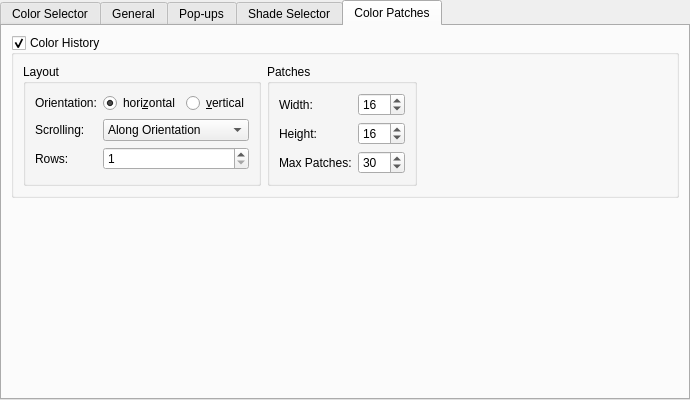
Old version of the form plugins/dockers/widegamutcolorselector/WdgWGSelectorSettings.ui in the repository KDE/krita.
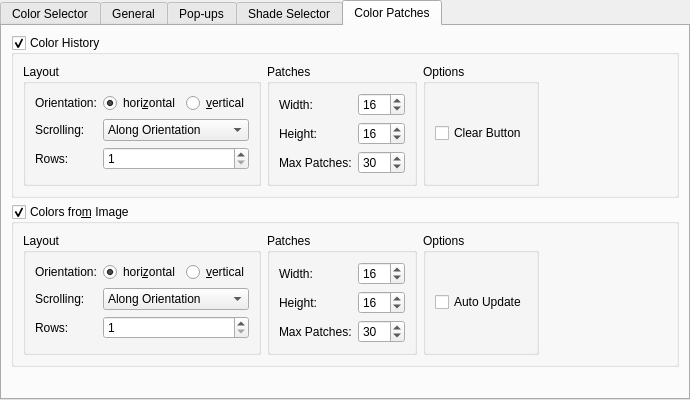
New version of the form. The open tabs and pages were chosen to show the change. Custom widgets are drawn as their Qt base class.

Commit message:
Add "Colors from Image" element to WGColorSelectorDock
Slightly restructured the shade patch configuration.
Since selector elements were designed to update their settings themselves,
there are now presets defined, that take care of configuration source
and button setup.

What changed in the file:
```diff
--- a/plugins/dockers/widegamutcolorselector/WdgWGSelectorSettings.ui
+++ b/plugins/dockers/widegamutcolorselector/WdgWGSelectorSettings.ui
@@ -692,6 +692,22 @@
             </layout>
            </widget>
           </item>
+          <item>
+           <widget class="QGroupBox" name="ckCCAutoUpdate">
+            <property name="title">
+             <string>Options</string>
+            </property>
+            <layout class="QVBoxLayout" name="verticalLayout_7">
+             <item>
+              <widget class="QCheckBox" name="ckHistoryClearButton">
+               <property name="text">
+                <string>Clear Button</string>
+               </property>
+              </widget>
+             </item>
+            </layout>
+           </widget>
+          </item>
           <item>
            <spacer name="horizontalSpacer_3">
             <property name="orientation">
@@ -708,6 +724,213 @@
          </layout>
         </widget>
        </item>
+       <item>
+        <widget class="QGroupBox" name="commonColorsGroupBox">
+         <property name="title">
+          <string>Colors fro&amp;m Image</string>
+         </property>
+         <property name="checkable">
+          <bool>true</bool>
+         </property>
+         <layout class="QHBoxLayout" name="horizontalLayout_7">
+          <item>
+           <widget class="QGroupBox" name="formGroupBox_2">
+            <property name="title">
+             <string>Layout</string>
+            </property>
+            <layout class="QFormLayout" name="formLayout_12">
+             <item row="0" column="0">
+              <widget class="QLabel" name="label_22">
+               <property name="text">
+                <string>Orientation:</string>
+               </property>
+              </widget>
+             </item>
+             <item row="0" column="1">
+              <widget class="QFrame" name="frame_3">
+               <layout class="QHBoxLayout" name="horizontalLayout_6">
+                <property name="leftMargin">
+                 <number>0</number>
+                </property>
+                <property name="topMargin">
+                 <number>0</number>
+                </property>
+                <property name="rightMargin">
+                 <number>0</number>
+                </property>
+                <property name="bottomMargin">
+                 <number>0</number>
+                </property>
+                <item>
+                 <widget class="QRadioButton" name="rbCommonColorsHorizontal">
+                  <property name="text">
+                   <string>hori&amp;zontal</string>
+                  </property>
+                  <property name="checked">
+                   <bool>true</bool>
+                  </property>
+                 </widget>
+                </item>
+                <item>
+                 <widget class="QRadioButton" name="rbCommonColorsVertical">
+                  <property name="text">
+                   <string>&amp;vertical</string>
+                  </property>
+                 </widget>
+                </item>
+               </layout>
+              </widget>
+             </item>
+             <item row="2" column="0">
+              <widget class="QLabel" name="lblCommonColorsRows">
+               <property name="text">
+                <string>Rows:</string>
+               </property>
+              </widget>
+             </item>
+             <item row="2" column="1">
+              <widget class="QSpinBox" name="sbCommonColorsRows">
+               <property name="minimum">
+                <number>1</number>
+               </property>
+               <property name="maximum">
+                <number>10</number>
+               </property>
+              </widget>
+             </item>
+             <item row="1" column="1">
+              <widget class="QComboBox" name="cbCommonColorsScrolling">
+               <property name="currentIndex">
+                <number>1</number>
+               </property>
+               <item>
+                <property name="text">
+                 <string>None</string>
+                </property>
+               </item>
+               <item>
+                <property name="text">
+                 <string>Along Orientation</string>
+                </property>
+               </item>
+               <item>
+                <property name="text">
+                 <string>Laterally</string>
+                </property>
+               </item>
+              </widget>
+             </item>
+             <item row="1" column="0">
+              <widget class="QLabel" name="label_23">
+               <property name="text">
+                <string>Scrolling:</string>
+               </property>
+              </widget>
+             </item>
+            </layout>
+           </widget>
+          </item>
+          <item>
+           <widget class="QGroupBox" name="groupBox_6">
+            <property name="title">
+             <string>Patches</string>
+            </property>
+            <property name="flat">
+             <bool>false</bool>
+            </property>
+            <layout class="QFormLayout" name="formLayout_11">
+             <item row="0" column="0">
+              <widget class="QLabel" name="label_19">
+               <property name="text">
+                <string>Width:</string>
+               </property>
+              </widget>
+             </item>
+             <item row="0" column="1">
+              <widget class="QSpinBox" name="sbCommonColorsPatchWidth">
+               <property name="minimum">
+                <number>10</number>
+               </property>
+               <property name="singleStep">
+                <number>1</number>
+               </property>
+               <property name="value">
+                <number>16</number>
+               </property>
+              </widget>
+             </item>
+             <item row="1" column="0">
+              <widget class="QLabel" name="label_20">
+               <property name="text">
+                <string>Height:</string>
+               </property>
+              </widget>
+             </item>
+             <item row="2" column="0">
+              <widget class="QLabel" name="label_21">
+               <property name="text">
+                <string>Max Patches:</string>
+               </property>
+              </widget>
+             </item>
+             <item row="1" column="1">
+              <widget class="QSpinBox" name="sbCommonColorsPatchHeight">
+               <property name="minimum">
+                <number>10</number>
+               </property>
+               <property name="value">
+                <number>16</number>
+               </property>
+              </widget>
+             </item>
+             <item row="2" column="1">
+              <widget class="QSpinBox" name="sbCommonColorsPatches">
+               <property name="minimum">
+                <number>2</number>
+               </property>
+               <property name="maximum">
+                <number>200</number>
+               </property>
+               <property name="value">
+                <number>30</number>
+               </property>
+              </widget>
+             </item>
+            </layout>
+           </widget>
+          </item>
+          <item>
+           <widget class="QGroupBox" name="groupBox_5">
+            <property name="title">
+             <string>Options</string>
+            </property>
+            <layout class="QVBoxLayout" name="verticalLayout_6">
+             <item>
+              <widget class="QCheckBox" name="checkBox">
+               <property name="text">
+                <string>Auto Update</string>
+               </property>
+              </widget>
+             </item>
+            </layout>
+           </widget>
+          </item>
+          <item>
+           <spacer name="horizontalSpacer_5">
+            <property name="orientation">
+             <enum>Qt::Horizontal</enum>
+            </property>
+            <property name="sizeHint" stdset="0">
+             <size>
+              <width>40</width>
+              <height>20</height>
+             </size>
+            </property>
+           </spacer>
+          </item>
+         </layout>
+        </widget>
+       </item>
        <item>
         <spacer name="verticalSpacer_2">
          <property name="orientation">
```
The commit also changes 8 other files.
